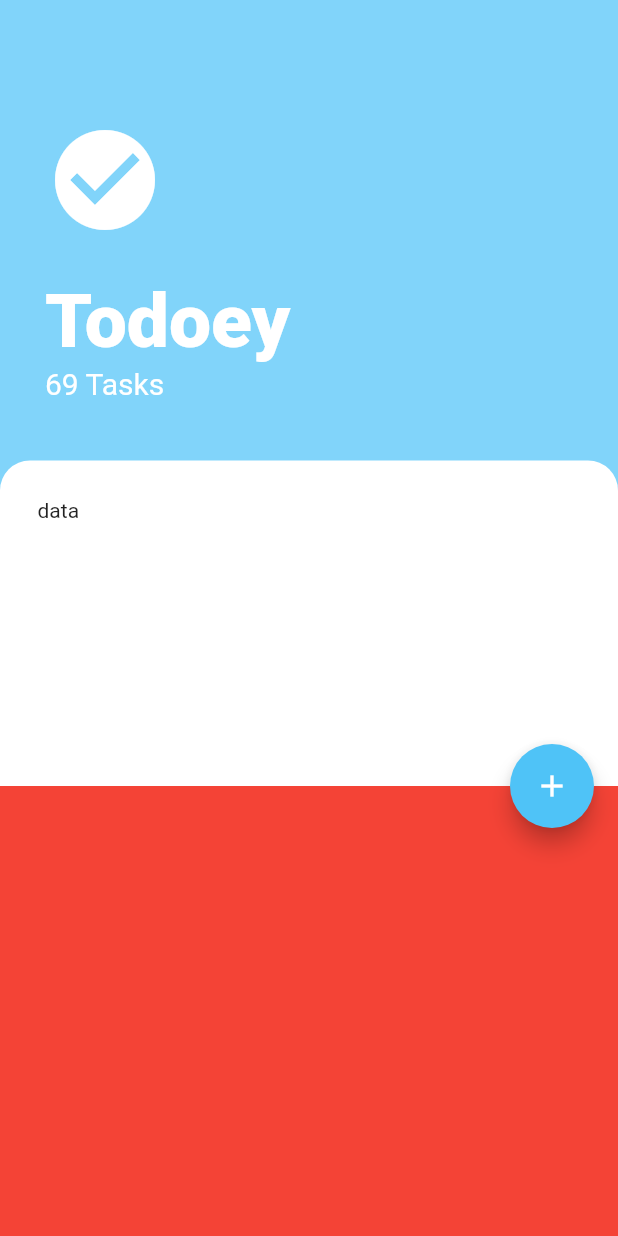
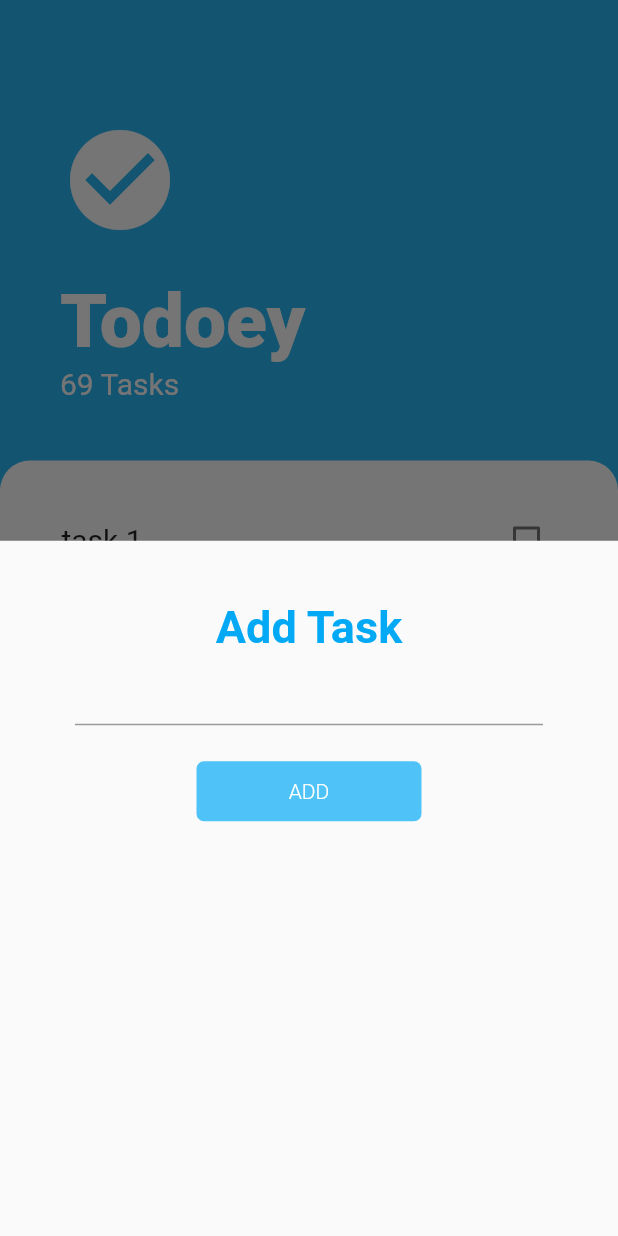
Before and after one commit to jayesh312001/todoey, a Flutter app: the screen it shows after launch, after a tap on the "add" icon, on a phone screen of 412 x 824 dp. Run offline on Flutter 3.47's test engine with Material 2 defaults, Android fonts, the phone set to English and light mode, and no system bars.

Commit message:
completed task screen UI and bottomsheet UI

```diff
--- a/lib/components/fab.dart
+++ /dev/null
@@ -1,20 +0,0 @@
-import 'package:flutter/material.dart';
-
-class MyFloatingActionButton extends StatelessWidget {
-  @override
-  Widget build(BuildContext context) {
-    return FloatingActionButton(
-      backgroundColor: Colors.lightBlue[300],
-      child: Icon(Icons.add),
-      onPressed: () {
-        showBottomSheet(
-          context: context,
-          builder: (context) => Container(
-            height: 300,
-            color: Colors.red,
-          ),
-        );
-      },
-    );
-  }
-}
--- /dev/null
+++ b/lib/components/task_list.dart
@@ -0,0 +1,14 @@
+import 'package:flutter/material.dart';
+import 'package:todoey/components/task_tile.dart';
+
+class TasksList extends StatelessWidget {
+  @override
+  Widget build(BuildContext context) {
+    return ListView(
+      children: [
+        TaskTile(taskName: 'task 1'),
+      ],
+      addAutomaticKeepAlives: false,
+    );
+  }
+}
--- /dev/null
+++ b/lib/components/task_tile.dart
@@ -0,0 +1,32 @@
+import 'package:flutter/material.dart';
+
+class TaskTile extends StatefulWidget {
+  final String taskName;
+  TaskTile({this.taskName});
+
+  @override
+  _TaskTileState createState() => _TaskTileState();
+}
+
+class _TaskTileState extends State<TaskTile> {
+  bool _checked = false;
+
+  @override
+  Widget build(BuildContext context) {
+    return CheckboxListTile(
+      controlAffinity: ListTileControlAffinity.trailing,
+      title: Text(
+        widget.taskName,
+        style: TextStyle(color: Colors.black87, fontSize: 20),
+      ),
+      value: _checked,
+      onChanged: (bool value) {
+        setState(
+          () {
+            _checked = value;
+          },
+        );
+      },
+    );
+  }
+}
--- a/lib/constants/constants.dart
+++ b/lib/constants/constants.dart
@@ -2,3 +2,12 @@ import 'package:flutter/material.dart';
 
 const kTaskScreenTextStyle =
     TextStyle(fontSize: 50, color: Colors.white, fontWeight: FontWeight.w900);
+
+const kAddTaskStyle = TextStyle(
+    fontSize: 30, color: Colors.lightBlue, fontWeight: FontWeight.w600);
+
+const kDecoration = BoxDecoration(
+  borderRadius: BorderRadius.only(
+      topLeft: Radius.circular(20), topRight: Radius.circular(20)),
+  color: Colors.white,
+);
--- /dev/null
+++ b/lib/screens/add_task.dart
@@ -0,0 +1,43 @@
+import 'package:flutter/material.dart';
+import 'package:todoey/constants/constants.dart';
+
+class AddTaskScreen extends StatelessWidget {
+  @override
+  Widget build(BuildContext context) {
+    return Container(
+      padding: EdgeInsets.only(top: 40, right: 50, left: 50),
+      child: Column(
+        children: [
+          Text(
+            'Add Task',
+            style: kAddTaskStyle,
+          ),
+          TextField(),
+          SizedBox(
+            height: 20,
+          ),
+          FlatButton(
+            onPressed: null,
+            child: Container(
+              // color: Colors.lightBlue,
+
+              height: 40,
+              width: 150,
+              decoration: BoxDecoration(
+                borderRadius: BorderRadius.circular(5),
+                color: Colors.lightBlue[300],
+              ),
+              child: Center(
+                child: Text(
+                  'ADD',
+                  style: TextStyle(
+                      color: Colors.white, fontWeight: FontWeight.w300),
+                ),
+              ),
+            ),
+          )
+        ],
+      ),
+    );
+  }
+}
--- a/lib/screens/tasks_screen.dart
+++ b/lib/screens/tasks_screen.dart
@@ -1,18 +1,18 @@
 import 'package:flutter/material.dart';
-import 'package:todoey/components/fab.dart';
+import 'package:todoey/components/task_list.dart';
 import 'package:todoey/constants/constants.dart';
+import 'package:todoey/screens/add_task.dart';
 
 class TasksScreen extends StatelessWidget {
-  // List<String> tasks = ['halwa', 'jai shri ram'];
   @override
   Widget build(BuildContext context) {
     return Scaffold(
-      backgroundColor: Colors.lightBlue[200],
+      backgroundColor: Colors.lightBlue[400],
       body: Column(
         crossAxisAlignment: CrossAxisAlignment.start,
         children: [
           Container(
-            padding: EdgeInsets.fromLTRB(30, 80, 30, 0),
+            padding: EdgeInsets.fromLTRB(40, 80, 30, 0),
             child: Column(
               crossAxisAlignment: CrossAxisAlignment.start,
               children: [
@@ -32,24 +32,25 @@ class TasksScreen extends StatelessWidget {
           ),
           Expanded(
             child: Container(
-              decoration: BoxDecoration(
-                borderRadius: BorderRadius.only(
-                    topLeft: Radius.circular(20),
-                    topRight: Radius.circular(20)),
-                color: Colors.white,
-              ),
+              decoration: kDecoration,
               padding: EdgeInsets.fromLTRB(25, 25, 25, 10),
-              child: Column(
-                crossAxisAlignment: CrossAxisAlignment.stretch,
-                children: [
-                  Text('data'),
-                ],
-              ),
+              child: TasksList(),
             ),
           ),
         ],
       ),
-      floatingActionButton: MyFloatingActionButton(),
+      floatingActionButton: FloatingActionButton(
+        child: Icon(Icons.add),
+        backgroundColor: Colors.lightBlue[400],
+        onPressed: () {
+          showModalBottomSheet(
+            context: context,
+            builder: (context) {
+              return AddTaskScreen();
+            },
+          );
+        },
+      ),
     );
   }
 }
```
